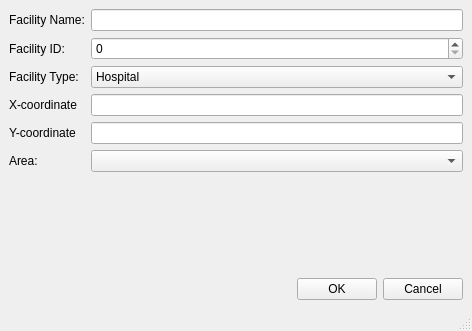
Old version of the form addfacility.ui in the repository hummushaman/EOBCproject.
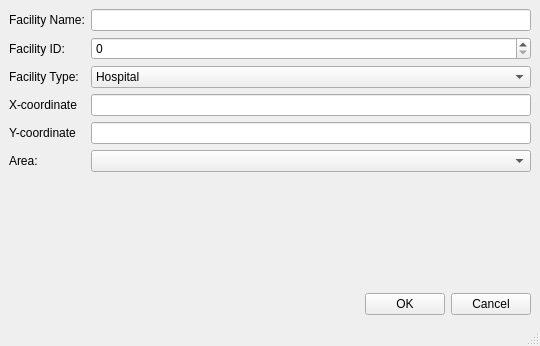
New version of the form.

Patch:
```diff
--- a/addfacility.ui
+++ b/addfacility.ui
@@ -6,8 +6,8 @@
    <rect>
     <x>0</x>
     <y>0</y>
-    <width>472</width>
-    <height>331</height>
+    <width>540</width>
+    <height>346</height>
    </rect>
   </property>
   <property name="windowTitle">
```
Left out of the diff: 21 changed lines with no effect on the pictures.
